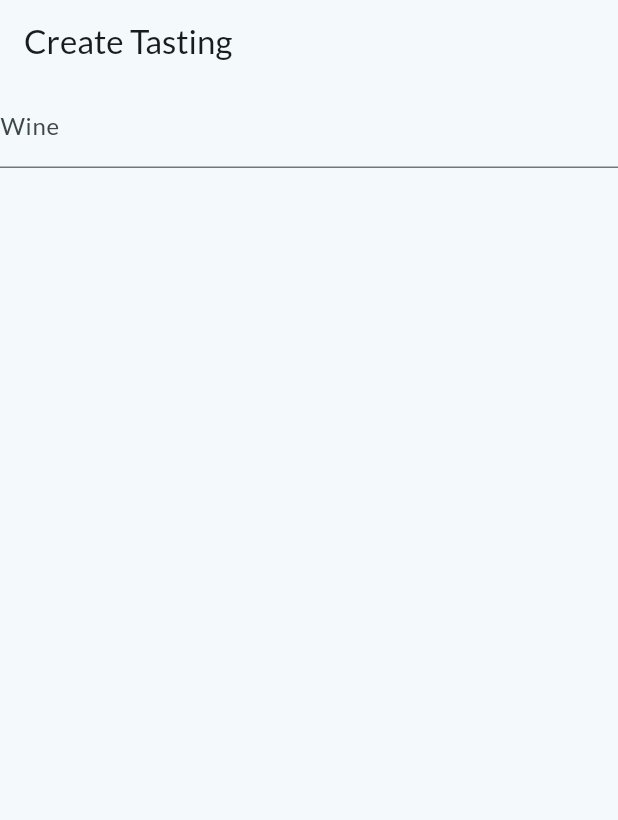
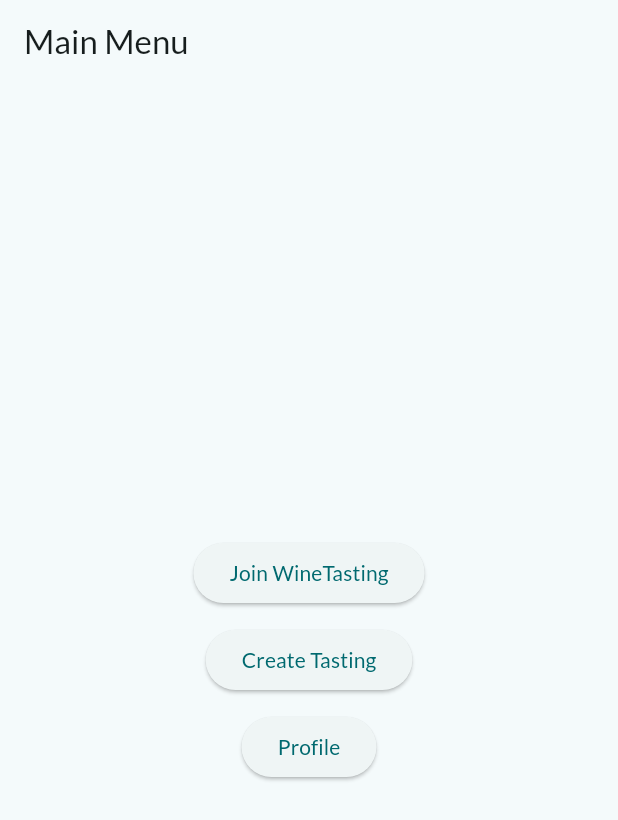
Before and after one commit to kaer98/BlindVinsmagning, a Flutter app: the screen it shows after launch, on a phone screen of 412 x 824 dp. Shown: the top 820 px of the screen. Run offline on Flutter 3.47's test engine with Material 3 defaults, Android fonts, the phone set to English and light mode, and no system bars; our stand-ins replace google_fonts; missing offline and left inert: dart:ffi, list_picker.

Commit message:
make most screens

```diff
--- a/appr/lib/main.dart
+++ b/appr/lib/main.dart
@@ -1,6 +1,4 @@
-import 'package:appr/screens/createWine.dart';
-import 'package:appr/screens/create_tasting_screen.dart';
-import 'package:appr/screens/wine_tasting_screen.dart';
+import 'package:appr/screens/main_menu.dart';
 import 'package:flutter/material.dart';
 import "package:google_fonts/google_fonts.dart";
 
@@ -23,6 +21,6 @@
 
   @override
   Widget build(BuildContext context) {
-    return MaterialApp(theme: theme, home: const CreateTastingScreen());
+    return MaterialApp(theme: theme, home: const MainMenu());
   }
 }
--- /dev/null
+++ b/appr/lib/models/user.dart
@@ -0,0 +1,9 @@
+class User{
+  String name;
+  DateTime birthDate;
+  bool ismale;
+
+  User({required this.name, required this.birthDate, required this.ismale});
+
+
+}
--- a/appr/lib/models/wine.dart
+++ b/appr/lib/models/wine.dart
@@ -2,12 +2,12 @@ import 'dart:ffi';
 
 class Wine {
   String name, country, region, type, producer, grape, currency;
+  int id;
   DateTime prodYear;
   Float price, alcohol;
 
-
-
   Wine({
+    required this.id,
     required this.name,
     required this.country,
     required this.region,
--- a/appr/lib/models/winetaste.dart
+++ b/appr/lib/models/wine_evaluation.dart
@@ -1,12 +1,12 @@
 import 'package:appr/models/evaluation.dart';
 import 'package:appr/models/wine.dart';
 
-class Winetaste {
+class WineEvaluation {
 String user;
 Wine wine;
 Evaluation evaluation;
 
- Winetaste({
+ WineEvaluation({
    required this.wine,
    required this.evaluation,
    required this.user,
--- /dev/null
+++ b/appr/lib/models/wine_tasting.dart
@@ -0,0 +1,29 @@
+import 'package:appr/models/user.dart';
+import 'package:appr/models/wine.dart';
+import 'package:appr/models/wine_evaluation.dart';
+
+enum VisibilityEnum { blind, semi, open }
+
+class WineTasting {
+  int id;
+  List<Wine>? wines;
+  User host;
+  List<User> participents;
+  VisibilityEnum? visibility;
+  WineEvaluation wineEvaluation;
+  DateTime date;
+  Wine winner;
+  bool finished;
+
+  WineTasting({
+    required this.id,
+    required this.wines,
+    required this.host,
+    required this.participents,
+    required this.visibility,
+    required this.wineEvaluation,
+    required this.date,
+    required this.winner,
+    required this.finished,
+  });
+}
--- a/appr/lib/screens/createWine.dart
+++ b/appr/lib/screens/create_wine.dart
@@ -1,6 +1,4 @@
 import 'package:flutter/material.dart';
-import 'package:flutter/widgets.dart';
-
 class CreateWineScreen extends StatefulWidget {
   const CreateWineScreen({super.key});
 
--- /dev/null
+++ b/appr/lib/screens/main_menu.dart
@@ -0,0 +1,63 @@
+import 'package:appr/screens/create_tasting_screen.dart';
+import 'package:appr/screens/join_tasting.dart';
+import 'package:appr/screens/profile_screen.dart';
+import 'package:flutter/material.dart';
+
+class MainMenu extends StatelessWidget {
+  const MainMenu({super.key});
+
+  final _spacing =10.0;
+
+  @override
+  Widget build(BuildContext context) {
+    return Scaffold(
+      appBar: AppBar(
+        title: const Text('Main Menu'),
+      ),
+      body: Row(
+        mainAxisAlignment: MainAxisAlignment.center,
+        crossAxisAlignment: CrossAxisAlignment.center,
+        children: [
+          Column(
+            mainAxisAlignment: MainAxisAlignment.center,
+            crossAxisAlignment: CrossAxisAlignment.center,
+            children: [
+              ElevatedButton(
+                onPressed: () {
+                  Navigator.push(
+                    context,
+                    MaterialPageRoute(
+                      builder: (context) {
+                        return const JoinTasting();
+                      },
+                    ),
+                  );
+                },
+                child: const Text('Join WineTasting'),
+              ),
+              SizedBox(height: _spacing),
+              ElevatedButton(
+
+                onPressed: () {
+                  Navigator.push(context, MaterialPageRoute(builder: (context) {
+                    return const CreateTastingScreen();
+                  }));
+                },
+                child: const Text('Create Tasting'),
+              ),
+              SizedBox(height: _spacing),
+              ElevatedButton(
+                onPressed: () {
+                  Navigator.push(context, MaterialPageRoute(builder: (context) {
+                    return const ProfileScreen();
+                  }));
+                },
+                child: const Text('Profile'),
+              ),
+            ],
+          ),
+        ],
+      ),
+    );
+  }
+}
--- a/appr/lib/screens/wine_tasting_screen.dart
+++ b/appr/lib/screens/wine_tasting_screen.dart
@@ -79,6 +79,12 @@ class _WineTastingScreenState extends State<WineTastingScreen> {
             decoration: const InputDecoration(
                 labelText: "Notes", filled: true, fillColor: Colors.grey),
           ),
+          ElevatedButton(
+            onPressed: () {
+              Navigator.pop(context);
+            },
+            child: const Text("Save"),
+          ),
         ],
       ),
     );
--- a/appr/pubspec.yaml
+++ b/appr/pubspec.yaml
@@ -37,6 +37,7 @@ dependencies:
   cupertino_icons: ^1.0.6
   google_fonts: ^6.2.1
   list_picker: ^1.1.0
+  intl: ^0.19.0
 
 dev_dependencies:
   flutter_test:
```
Also changed, not shown: appr/lib/data/dropdownform_wset2.dart (+6 -7 lines), appr/lib/models/winetasting.dart (deleted, +0 -25 lines), appr/lib/models/wset_eval.dart (renamed from appr/lib/models/wsetEval.dart, +38 -7 lines), appr/lib/screens/create_tasting_screen.dart (+145 -11 lines), appr/lib/screens/join_tasting.dart (added, +37 -0 lines), appr/lib/screens/profile_screen.dart (added, +76 -0 lines). Lines whose indentation alone changed are shown as unchanged.
